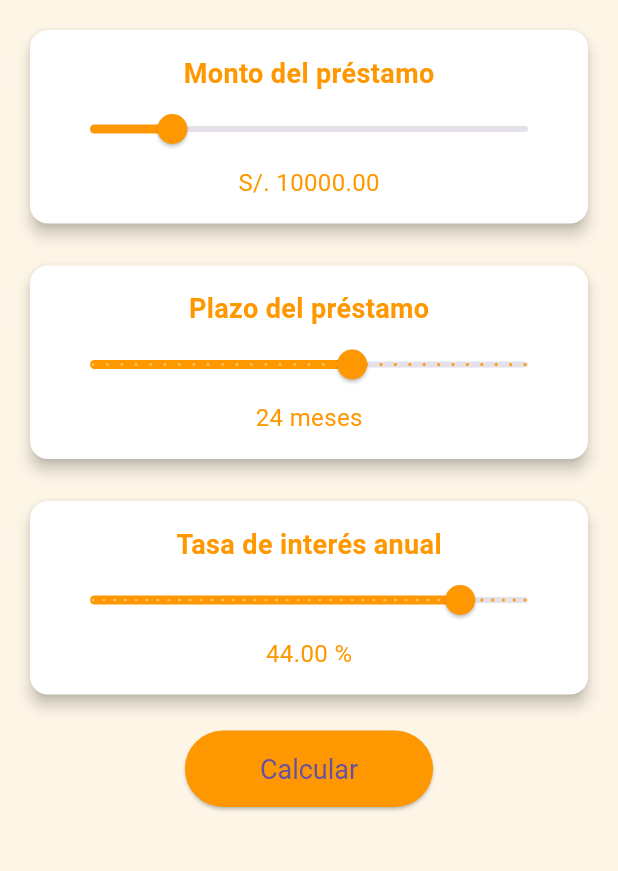
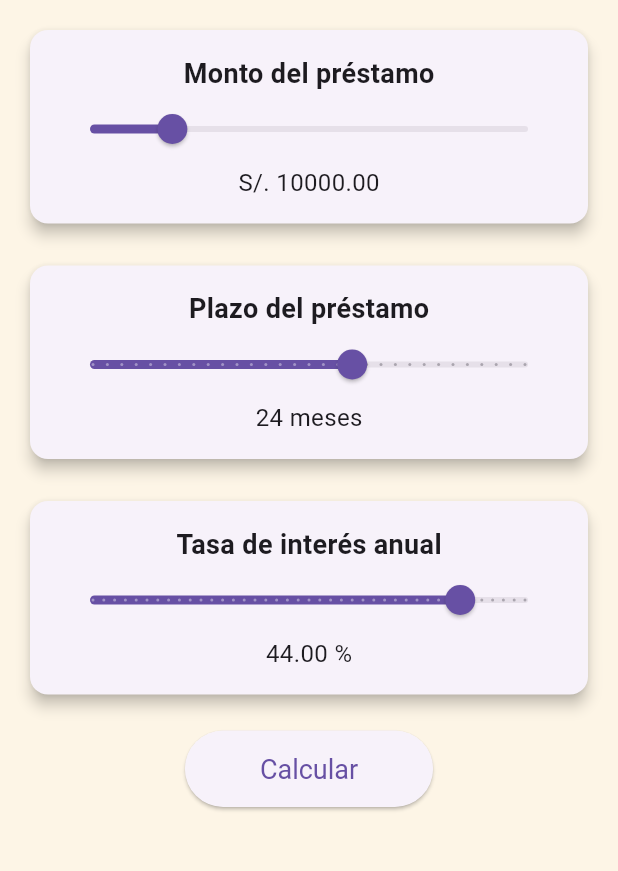
Before and after one commit to SyntaxErrorFixer99/practica_calificada_1, a Flutter app: the LoanCalculatorPage screen opened directly, on a phone screen of 412 x 824 dp, the part 84-955 px from its top. Run offline on Flutter 3.47's test engine with Material 3 defaults, Android fonts, the phone set to English and light mode, and no system bars.

Commit message:
POR MEJORAR EL DISEÑO

```diff
--- a/lib/pages/loan_calculator_page.dart
+++ b/lib/pages/loan_calculator_page.dart
@@ -49,17 +49,14 @@ class _LoanCalculatorPageState extends State<LoanCalculatorPage> {
           children: [
             Card(
               elevation: 4,
-              color: Colors.white, // Fondo blanco para las tarjetas
               child: Padding(
                 padding: const EdgeInsets.all(16.0),
                 child: Column(
                   children: [
                     Text(
                       'Monto del préstamo',
-                      style: TextStyle(
-                          fontSize: 18,
-                          fontWeight: FontWeight.bold,
-                          color: Colors.orange),
+                      style:
+                          TextStyle(fontSize: 18, fontWeight: FontWeight.bold),
                     ),
                     Slider(
                       value: loanAmount,
@@ -72,11 +69,10 @@ class _LoanCalculatorPageState extends State<LoanCalculatorPage> {
                           loanAmount = value;
                         });
                       },
-                      activeColor: Colors.orange, // Color del slider
                     ),
                     Text(
                       'S/. ${loanAmount.toStringAsFixed(2)}',
-                      style: TextStyle(fontSize: 16, color: Colors.orange),
+                      style: TextStyle(fontSize: 16),
                     ),
                   ],
                 ),
@@ -85,17 +81,14 @@ class _LoanCalculatorPageState extends State<LoanCalculatorPage> {
             SizedBox(height: 20),
             Card(
               elevation: 4,
-              color: Colors.white, // Fondo blanco para las tarjetas
               child: Padding(
                 padding: const EdgeInsets.all(16.0),
                 child: Column(
                   children: [
                     Text(
                       'Plazo del préstamo',
-                      style: TextStyle(
-                          fontSize: 18,
-                          fontWeight: FontWeight.bold,
-                          color: Colors.orange),
+                      style:
+                          TextStyle(fontSize: 18, fontWeight: FontWeight.bold),
                     ),
                     Slider(
                       value: loanTerm.toDouble(),
@@ -108,11 +101,10 @@ class _LoanCalculatorPageState extends State<LoanCalculatorPage> {
                           loanTerm = value.toInt();
                         });
                       },
-                      activeColor: Colors.orange, // Color del slider
                     ),
                     Text(
                       '$loanTerm meses',
-                      style: TextStyle(fontSize: 16, color: Colors.orange),
+                      style: TextStyle(fontSize: 16),
                     ),
                   ],
                 ),
@@ -121,17 +113,14 @@ class _LoanCalculatorPageState extends State<LoanCalculatorPage> {
             SizedBox(height: 20),
             Card(
               elevation: 4,
-              color: Colors.white, // Fondo blanco para las tarjetas
               child: Padding(
                 padding: const EdgeInsets.all(16.0),
                 child: Column(
                   children: [
                     Text(
                       'Tasa de interés anual',
-                      style: TextStyle(
-                          fontSize: 18,
-                          fontWeight: FontWeight.bold,
-                          color: Colors.orange),
+                      style:
+                          TextStyle(fontSize: 18, fontWeight: FontWeight.bold),
                     ),
                     Slider(
                       value: annualInterestRate,
@@ -144,11 +133,10 @@ class _LoanCalculatorPageState extends State<LoanCalculatorPage> {
                           annualInterestRate = value;
                         });
                       },
-                      activeColor: Colors.orange, // Color del slider
                     ),
                     Text(
                       '${annualInterestRate.toStringAsFixed(2)} %',
-                      style: TextStyle(fontSize: 16, color: Colors.orange),
+                      style: TextStyle(fontSize: 16),
                     ),
                   ],
                 ),
@@ -159,7 +147,6 @@ class _LoanCalculatorPageState extends State<LoanCalculatorPage> {
               onPressed: _calculateLoan,
               child: Text('Calcular'),
               style: ElevatedButton.styleFrom(
-                primary: Colors.orange, // Color del botón
                 padding: EdgeInsets.symmetric(horizontal: 50, vertical: 15),
                 textStyle: TextStyle(fontSize: 18),
               ),
```
